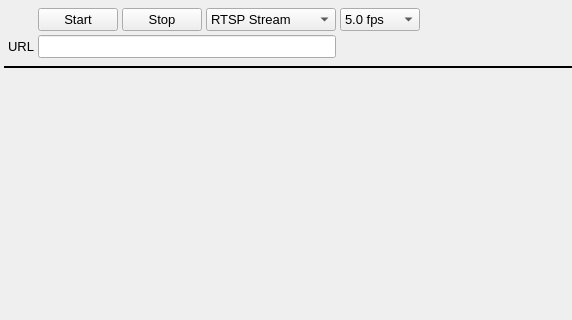
First picture: the form in mw4/gui/widgets/video.ui, repository mworion/MountWizzard4, before the edit; both pictures show x 0 to 572 and y 0 to 320 of the 800 by 600 pixel window.
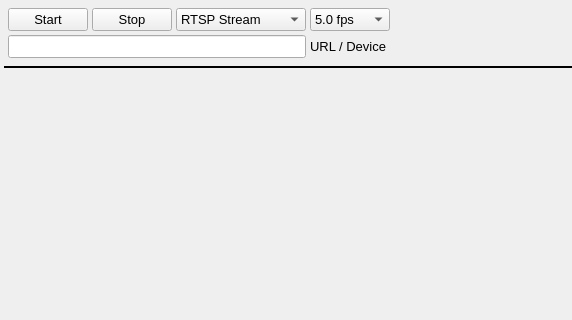
Second picture: the form after the edit.

```diff
--- a/mw4/gui/widgets/video.ui
+++ b/mw4/gui/widgets/video.ui
@@ -149,19 +149,6 @@
        </property>
       </widget>
      </item>
-     <item row="1" column="1">
-      <widget class="QLabel" name="label">
-       <property name="minimumSize">
-        <size>
-         <width>0</width>
-         <height>21</height>
-        </size>
-       </property>
-       <property name="text">
-        <string>URL</string>
-       </property>
-      </widget>
-     </item>
      <item row="0" column="4">
       <widget class="QComboBox" name="videoSource">
        <property name="minimumSize">
@@ -238,6 +225,19 @@
        </item>
       </widget>
      </item>
+     <item row="1" column="5">
+      <widget class="QLabel" name="label">
+       <property name="minimumSize">
+        <size>
+         <width>0</width>
+         <height>21</height>
+        </size>
+       </property>
+       <property name="text">
+        <string>URL / Device</string>
+       </property>
+      </widget>
+     </item>
     </layout>
    </item>
    <item>
```
